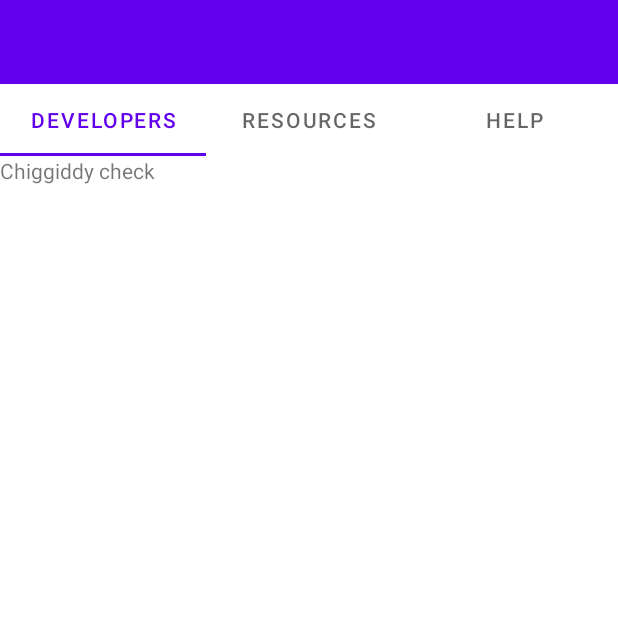
After one commit to kza40/GameKeeper, an Android app: the AboutScreen screen opened directly, with no data from a screen before it, on a phone screen of 412 x 824 dp, the top half of it. The commit adds this screen. Run offline under Robolectric (Android 15) with nearby library versions, the phone set to English and light mode, and no system bars.

Commit message:
Set up initial layout of About Screen with Fragments

```diff
--- /dev/null
+++ b/app/src/main/java/ca/cmpt276/myapplication/AboutScreen.java
@@ -0,0 +1,63 @@
+package ca.cmpt276.myapplication;
+
+import androidx.appcompat.app.AppCompatActivity;
+import androidx.fragment.app.FragmentPagerAdapter;
+import androidx.viewpager.widget.ViewPager;
+import androidx.viewpager2.widget.ViewPager2;
+
+import android.content.Context;
+import android.content.Intent;
+import android.os.Bundle;
+
+import com.google.android.material.tabs.TabLayout;
+
+import ca.cmpt276.myapplication.adapter.AboutAdapter;
+
+public class AboutScreen extends AppCompatActivity {
+
+    private TabLayout tabLayout;
+    private ViewPager2 viewPager;
+    AboutAdapter adapter;
+
+    @Override
+    protected void onCreate(Bundle savedInstanceState) {
+        super.onCreate(savedInstanceState);
+        setContentView(R.layout.activity_about_screen);
+
+        tabLayout = findViewById(R.id.tabLayout);
+        viewPager = findViewById(R.id.viewPager);
+        adapter = new AboutAdapter(this);
+        viewPager.setAdapter(adapter);
+
+        tabLayout.addOnTabSelectedListener(new TabLayout.OnTabSelectedListener() {
+            @Override
+            public void onTabSelected(TabLayout.Tab tab) {
+                viewPager.setCurrentItem(tab.getPosition());
+            }
+
+            @Override
+            public void onTabUnselected(TabLayout.Tab tab) {
+
+            }
+
+            @Override
+            public void onTabReselected(TabLayout.Tab tab) {
+
+            }
+        });
+
+        viewPager.registerOnPageChangeCallback(new ViewPager2.OnPageChangeCallback() {
+            @Override
+            public void onPageSelected(int position) {
+                super.onPageSelected(position);
+                tabLayout.getTabAt(position).select();
+            }
+        });
+
+    }
+
+    public static Intent makeIntent(Context context) {
+        Intent intent = new Intent(context, AboutScreen.class);
+        return intent;
+    }
+}
--- /dev/null
+++ b/app/src/main/java/ca/cmpt276/myapplication/DevelopersFragment.java
@@ -0,0 +1,19 @@
+package ca.cmpt276.myapplication;
+
+import android.os.Bundle;
+
+import androidx.fragment.app.Fragment;
+
+import android.view.LayoutInflater;
+import android.view.View;
+import android.view.ViewGroup;
+
+public class DevelopersFragment extends Fragment {
+
+    @Override
+    public View onCreateView(LayoutInflater inflater, ViewGroup container,
+                             Bundle savedInstanceState) {
+        // Inflate the layout for this fragment
+        return inflater.inflate(R.layout.fragment_about_developers, container, false);
+    }
+}
--- /dev/null
+++ b/app/src/main/java/ca/cmpt276/myapplication/adapter/AboutAdapter.java
@@ -0,0 +1,39 @@
+package ca.cmpt276.myapplication.adapter;
+
+import androidx.annotation.NonNull;
+import androidx.fragment.app.Fragment;
+import androidx.fragment.app.FragmentActivity;
+import androidx.viewpager2.adapter.FragmentStateAdapter;
+
+import ca.cmpt276.myapplication.DevelopersFragment;
+import ca.cmpt276.myapplication.HelpFragment;
+import ca.cmpt276.myapplication.ResourcesFragment;
+
+public class AboutAdapter extends FragmentStateAdapter {
+
+    private static final int FRAGMENT_COUNT = 3;
+
+    public AboutAdapter(@NonNull FragmentActivity fragmentActivity) {
+        super(fragmentActivity);
+    }
+
+    @NonNull
+    @Override
+    public Fragment createFragment(int position) {
+        switch (position) {
+            case 0:
+                return new DevelopersFragment();
+            case 1:
+                return new ResourcesFragment();
+            case 2:
+                return new HelpFragment();
+            default:
+                return new DevelopersFragment();
+        }
+    }
+
+    @Override
+    public int getItemCount() {
+        return FRAGMENT_COUNT;
+    }
+}
--- /dev/null
+++ b/app/src/main/res/layout/activity_about_screen.xml
@@ -0,0 +1,41 @@
+<?xml version="1.0" encoding="utf-8"?>
+<RelativeLayout xmlns:android="http://schemas.android.com/apk/res/android"
+    xmlns:app="http://schemas.android.com/apk/res-auto"
+    xmlns:tools="http://schemas.android.com/tools"
+    android:layout_width="match_parent"
+    android:layout_height="match_parent"
+    tools:context=".AboutScreen">
+
+    <include
+        android:id="@+id/toolbar"
+        layout="@layout/toolbar" />
+
+    <com.google.android.material.tabs.TabLayout
+        android:id="@+id/tabLayout"
+        android:layout_width="match_parent"
+        android:layout_height="wrap_content"
+        android:layout_below="@+id/toolbar">
+
+        <com.google.android.material.tabs.TabItem
+            android:layout_width="match_parent"
+            android:layout_height="wrap_content"
+            android:text="Developers" />
+
+        <com.google.android.material.tabs.TabItem
+            android:layout_width="match_parent"
+            android:layout_height="wrap_content"
+            android:text="Resources" />
+
+        <com.google.android.material.tabs.TabItem
+            android:layout_width="match_parent"
+            android:layout_height="wrap_content"
+            android:text="Help" />
+    </com.google.android.material.tabs.TabLayout>
+
+    <androidx.viewpager2.widget.ViewPager2
+        android:layout_width="match_parent"
+        android:layout_height="match_parent"
+        android:id="@+id/viewPager"
+        android:layout_below="@+id/tabLayout"/>
+
+</RelativeLayout>
--- /dev/null
+++ b/app/src/main/res/layout/fragment_about_developers.xml
@@ -0,0 +1,14 @@
+<?xml version="1.0" encoding="utf-8"?>
+<RelativeLayout xmlns:android="http://schemas.android.com/apk/res/android"
+    xmlns:tools="http://schemas.android.com/tools"
+    android:layout_width="match_parent"
+    android:layout_height="match_parent"
+    tools:context=".DevelopersFragment">
+
+    <!-- Add content to fragment -->
+    <TextView
+        android:layout_width="wrap_content"
+        android:layout_height="wrap_content"
+        android:text="Chiggiddy check" />
+
+</RelativeLayout>
--- a/app/src/main/res/menu/view_configs_menu.xml
+++ b/app/src/main/res/menu/view_configs_menu.xml
@@ -7,4 +7,10 @@
         android:title="@string/title_settings"
         app:showAsAction="ifRoom"/>
 
+    <item
+        android:id="@+id/about"
+        android:icon="@drawable/ic_baseline_info_24"
+        android:title="About"
+        app:showAsAction="ifRoom"/>
+
 </menu>
```
Also changed, not shown: app/src/main/AndroidManifest.xml (+8 -0 lines), app/src/main/java/ca/cmpt276/myapplication/HelpFragment.java (added, +19 -0 lines), app/src/main/java/ca/cmpt276/myapplication/ResourcesFragment.java (added, +19 -0 lines), app/src/main/java/ca/cmpt276/myapplication/ViewConfigs.java (+15 -3 lines), app/src/main/res/drawable/ic_baseline_info_24.xml (added, +10 -0 lines), app/src/main/res/layout/fragment_about_help.xml (added, +14 -0 lines), app/src/main/res/layout/fragment_about_resources.xml (added, +14 -0 lines).
